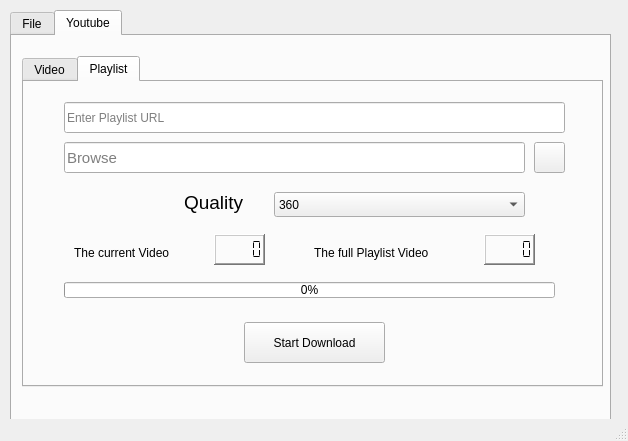
Above: main.ui from dtsuper3/yt-downloader-python before the change. Below: the same form after it.
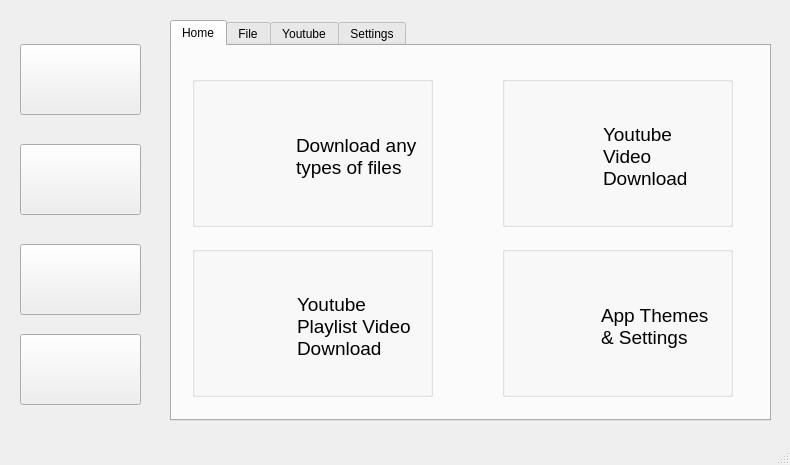
That is the form after the change. The open tabs and pages were chosen to show the change. Icons and pictures are not drawn.

Patch:
```diff
--- a/main.ui
+++ b/main.ui
@@ -6,8 +6,8 @@
    <rect>
     <x>0</x>
     <y>0</y>
-    <width>628</width>
-    <height>441</height>
+    <width>790</width>
+    <height>465</height>
    </rect>
   </property>
   <property name="windowTitle">
@@ -17,10 +17,10 @@
    <widget class="QTabWidget" name="tabWidget">
     <property name="geometry">
      <rect>
-      <x>10</x>
-      <y>10</y>
+      <x>170</x>
+      <y>20</y>
       <width>601</width>
-      <height>421</height>
+      <height>401</height>
      </rect>
     </property>
     <property name="layoutDirection">
@@ -39,8 +39,237 @@
      <enum>QTabWidget::Rounded</enum>
     </property>
     <property name="currentIndex">
-     <number>1</number>
+     <number>0</number>
     </property>
+    <widget class="QWidget" name="tab_5">
+     <attribute name="title">
+      <string>Home</string>
+     </attribute>
+     <widget class="QGroupBox" name="groupBox">
+      <property name="geometry">
+       <rect>
+        <x>20</x>
+        <y>30</y>
+        <width>241</width>
+        <height>151</height>
+       </rect>
+      </property>
+      <property name="title">
+       <string/>
+      </property>
+      <widget class="QLabel" name="label_8">
+       <property name="geometry">
+        <rect>
+         <x>13</x>
+         <y>45</y>
+         <width>71</width>
+         <height>71</height>
+        </rect>
+       </property>
+       <property name="text">
+        <string/>
+       </property>
+       <property name="pixmap">
+        <pixmap resource="photo.qrc">:/icons/home_download.png</pixmap>
+       </property>
+       <property name="scaledContents">
+        <bool>true</bool>
+       </property>
+      </widget>
+      <widget class="QLabel" name="label_9">
+       <property name="geometry">
+        <rect>
+         <x>104</x>
+         <y>40</y>
+         <width>121</width>
+         <height>81</height>
+        </rect>
+       </property>
+       <property name="font">
+        <font>
+         <pointsize>14</pointsize>
+        </font>
+       </property>
+       <property name="text">
+        <string>Download any types of files</string>
+       </property>
+       <property name="alignment">
+        <set>Qt::AlignLeading|Qt::AlignLeft|Qt::AlignVCenter</set>
+       </property>
+       <property name="wordWrap">
+        <bool>true</bool>
+       </property>
+      </widget>
+     </widget>
+     <widget class="QGroupBox" name="groupBox_2">
+      <property name="geometry">
+       <rect>
+        <x>330</x>
+        <y>30</y>
+        <width>231</width>
+        <height>151</height>
+       </rect>
+      </property>
+      <property name="title">
+       <string/>
+      </property>
+      <widget class="QLabel" name="label_10">
+       <property name="geometry">
+        <rect>
+         <x>13</x>
+         <y>45</y>
+         <width>71</width>
+         <height>71</height>
+        </rect>
+       </property>
+       <property name="text">
+        <string/>
+       </property>
+       <property name="pixmap">
+        <pixmap resource="photo.qrc">:/icons/youtube.png</pixmap>
+       </property>
+       <property name="scaledContents">
+        <bool>true</bool>
+       </property>
+      </widget>
+      <widget class="QLabel" name="label_11">
+       <property name="geometry">
+        <rect>
+         <x>101</x>
+         <y>40</y>
+         <width>111</width>
+         <height>81</height>
+        </rect>
+       </property>
+       <property name="font">
+        <font>
+         <pointsize>14</pointsize>
+        </font>
+       </property>
+       <property name="text">
+        <string>Youtube Video Download</string>
+       </property>
+       <property name="alignment">
+        <set>Qt::AlignLeading|Qt::AlignLeft|Qt::AlignVCenter</set>
+       </property>
+       <property name="wordWrap">
+        <bool>true</bool>
+       </property>
+      </widget>
+     </widget>
+     <widget class="QGroupBox" name="groupBox_3">
+      <property name="geometry">
+       <rect>
+        <x>20</x>
+        <y>200</y>
+        <width>241</width>
+        <height>151</height>
+       </rect>
+      </property>
+      <property name="title">
+       <string/>
+      </property>
+      <widget class="QLabel" name="label_12">
+       <property name="geometry">
+        <rect>
+         <x>13</x>
+         <y>45</y>
+         <width>71</width>
+         <height>71</height>
+        </rect>
+       </property>
+       <property name="text">
+        <string/>
+       </property>
+       <property name="pixmap">
+        <pixmap resource="photo.qrc">:/icons/home_playlist.jpg</pixmap>
+       </property>
+       <property name="scaledContents">
+        <bool>true</bool>
+       </property>
+      </widget>
+      <widget class="QLabel" name="label_13">
+       <property name="geometry">
+        <rect>
+         <x>105</x>
+         <y>40</y>
+         <width>121</width>
+         <height>81</height>
+        </rect>
+       </property>
+       <property name="font">
+        <font>
+         <pointsize>14</pointsize>
+        </font>
+       </property>
+       <property name="text">
+        <string>Youtube Playlist Video Download</string>
+       </property>
+       <property name="alignment">
+        <set>Qt::AlignLeading|Qt::AlignLeft|Qt::AlignVCenter</set>
+       </property>
+       <property name="wordWrap">
+        <bool>true</bool>
+       </property>
+      </widget>
+     </widget>
+     <widget class="QGroupBox" name="groupBox_4">
+      <property name="geometry">
+       <rect>
+        <x>330</x>
+        <y>200</y>
+        <width>231</width>
+        <height>151</height>
+       </rect>
+      </property>
+      <property name="title">
+       <string/>
+      </property>
+      <widget class="QLabel" name="label_14">
+       <property name="geometry">
+        <rect>
+         <x>13</x>
+         <y>45</y>
+         <width>71</width>
+         <height>71</height>
+        </rect>
+       </property>
+       <property name="text">
+        <string/>
+       </property>
+       <property name="pixmap">
+        <pixmap resource="photo.qrc">:/icons/home_setting.png</pixmap>
+       </property>
+       <property name="scaledContents">
+        <bool>true</bool>
+       </property>
+      </widget>
+      <widget class="QLabel" name="label_15">
+       <property name="geometry">
+        <rect>
+         <x>99</x>
+         <y>40</y>
+         <width>111</width>
+         <height>81</height>
+        </rect>
+       </property>
+       <property name="font">
+        <font>
+         <pointsize>14</pointsize>
+        </font>
+       </property>
+       <property name="text">
+        <string>App Themes &amp; Settings</string>
+       </property>
+       <property name="alignment">
+        <set>Qt::AlignLeading|Qt::AlignLeft|Qt::AlignVCenter</set>
+       </property>
+       <property name="wordWrap">
+        <bool>true</bool>
+       </property>
+      </widget>
+     </widget>
+    </widget>
     <widget class="QWidget" name="tab">
      <attribute name="title">
       <string>File</string>
@@ -125,10 +354,10 @@
      <widget class="QTabWidget" name="tabWidget_2">
       <property name="geometry">
        <rect>
-        <x>10</x>
+        <x>0</x>
         <y>20</y>
-        <width>581</width>
-        <height>331</height>
+        <width>601</width>
+        <height>381</height>
        </rect>
       </property>
       <property name="layoutDirection">
@@ -351,7 +580,7 @@
         <property name="geometry">
          <rect>
           <x>220</x>
-          <y>240</y>
+          <y>289</y>
           <width>141</width>
           <height>41</height>
          </rect>
@@ -364,7 +593,7 @@
         <property name="geometry">
          <rect>
           <x>160</x>
-          <y>110</y>
+          <y>111</y>
           <width>81</width>
           <height>21</height>
          </rect>
@@ -448,7 +677,7 @@
         <property name="geometry">
          <rect>
           <x>190</x>
-          <y>152</y>
+          <y>153</y>
           <width>51</width>
           <height>31</height>
          </rect>
@@ -480,7 +709,7 @@
         <property name="geometry">
          <rect>
           <x>460</x>
-          <y>152</y>
+          <y>153</y>
           <width>51</width>
           <height>31</height>
          </rect>
@@ -511,9 +740,9 @@
        <widget class="QLabel" name="label_6">
         <property name="geometry">
          <rect>
-          <x>40</x>
-          <y>246</y>
-          <width>161</width>
+          <x>190</x>
+          <y>240</y>
+          <width>191</width>
           <height>31</height>
          </rect>
         </property>
@@ -524,6 +753,210 @@
       </widget>
      </widget>
     </widget>
+    <widget class="QWidget" name="tab_6">
+     <attribute name="title">
+      <string>Settings</string>
+     </attribute>
+     <widget class="QPushButton" name="pushButton_12">
+      <property name="geometry">
+       <rect>
+        <x>50</x>
+        <y>180</y>
+        <width>131</width>
+        <height>111</height>
+       </rect>
+      </property>
+      <property name="font">
+       <font>
+        <pointsize>16</pointsize>
+        <weight>75</weight>
+        <bold>true</bold>
+       </font>
+      </property>
+      <property name="text">
+       <string>Blue</string>
+      </property>
+     </widget>
+     <widget class="QPushButton" name="pushButton_13">
+      <property name="geometry">
+       <rect>
+        <x>230</x>
+        <y>180</y>
+        <width>131</width>
+        <height>111</height>
+       </rect>
+      </property>
+      <property name="font">
+       <font>
+        <pointsize>16</pointsize>
+        <weight>75</weight>
+        <bold>true</bold>
+       </font>
+      </property>
+      <property name="text">
+       <string>QDark</string>
+      </property>
+     </widget>
+     <widget class="QPushButton" name="pushButton_14">
+      <property name="geometry">
+       <rect>
+        <x>400</x>
+        <y>180</y>
+        <width>131</width>
+        <height>111</height>
+       </rect>
+      </property>
+      <property name="font">
+       <font>
+        <pointsize>15</pointsize>
+        <weight>75</weight>
+        <bold>true</bold>
+       </font>
+      </property>
+      <property name="text">
+       <string>Dark Orange</string>
+      </property>
+     </widget>
+     <widget class="QLabel" name="label_7">
+      <property name="geometry">
+       <rect>
+        <x>150</x>
+        <y>60</y>
+        <width>291</width>
+        <height>51</height>
+       </rect>
+      </property>
+      <property name="font">
+       <font>
+        <pointsize>20</pointsize>
+        <weight>75</weight>
+        <bold>true</bold>
+       </font>
+      </property>
+      <property name="mouseTracking">
+       <bool>false</bool>
+      </property>
+      <property name="toolTip">
+       <string/>
+      </property>
+      <property name="text">
+       <string>Choose Your Theme</string>
+      </property>
+      <property name="wordWrap">
+       <bool>false</bool>
+      </property>
+     </widget>
+    </widget>
+   </widget>
+   <widget class="QPushButton" name="pushButton_8">
+    <property name="geometry">
+     <rect>
+      <x>20</x>
+      <y>44</y>
+      <width>121</width>
+      <height>71</height>
+     </rect>
+    </property>
+    <property name="cursor">
+     <cursorShape>PointingHandCursor</cursorShape>
+    </property>
+    <property name="text">
+     <string/>
+    </property>
+    <property name="icon">
+     <iconset resource="photo.qrc">
+      <normaloff>:/icons/home.png</normaloff>:/icons/home.png</iconset>
+    </property>
+    <property name="iconSize">
+     <size>
+      <width>60</width>
+      <height>60</height>
+     </size>
+    </property>
+    <property name="default">
+     <bool>false</bool>
+    </property>
+    <property name="flat">
+     <bool>false</bool>
+    </property>
+   </widget>
+   <widget class="QPushButton" name="pushButton_9">
+    <property name="geometry">
+     <rect>
+      <x>20</x>
+      <y>144</y>
+      <width>121</width>
+      <height>71</height>
+     </rect>
+    </property>
+    <property name="cursor">
+     <cursorShape>PointingHandCursor</cursorShape>
+    </property>
+    <property name="text">
+     <string/>
+    </property>
+    <property name="icon">
+     <iconset resource="photo.qrc">
+      <normaloff>:/icons/save.png</normaloff>:/icons/save.png</iconset>
+    </property>
+    <property name="iconSize">
+     <size>
+      <width>60</width>
+      <height>60</height>
+     </size>
+    </property>
+   </widget>
+   <widget class="QPushButton" name="pushButton_10">
+    <property name="geometry">
+     <rect>
+      <x>20</x>
+      <y>244</y>
+      <width>121</width>
+      <height>71</height>
+     </rect>
+    </property>
+    <property name="cursor">
+     <cursorShape>PointingHandCursor</cursorShape>
+    </property>
+    <property name="text">
+     <string/>
+    </property>
+    <property name="icon">
+     <iconset resource="photo.qrc">
+      <normaloff>:/icons/youtube.png</normaloff>:/icons/youtube.png</iconset>
+    </property>
+    <property name="iconSize">
+     <size>
+      <width>60</width>
+      <height>60</height>
+     </size>
+    </property>
+   </widget>
+   <widget class="QPushButton" name="pushButton_11">
+    <property name="geometry">
+     <rect>
+      <x>20</x>
+      <y>334</y>
+      <width>121</width>
+      <height>71</height>
+     </rect>
+    </property>
+    <property name="cursor">
+     <cursorShape>PointingHandCursor</cursorShape>
+    </property>
+    <property name="text">
+     <string/>
+    </property>
+    <property name="icon">
+     <iconset resource="photo.qrc">
+      <normaloff>:/icons/setting.png</normaloff>:/icons/setting.png</iconset>
+    </property>
+    <property name="iconSize">
+     <size>
+      <width>70</width>
+      <height>70</height>
+     </size>
+    </property>
    </widget>
   </widget>
   <widget class="QMenuBar" name="menubar">
```
Left out of the diff: 30 changed lines with no effect on the pictures.
